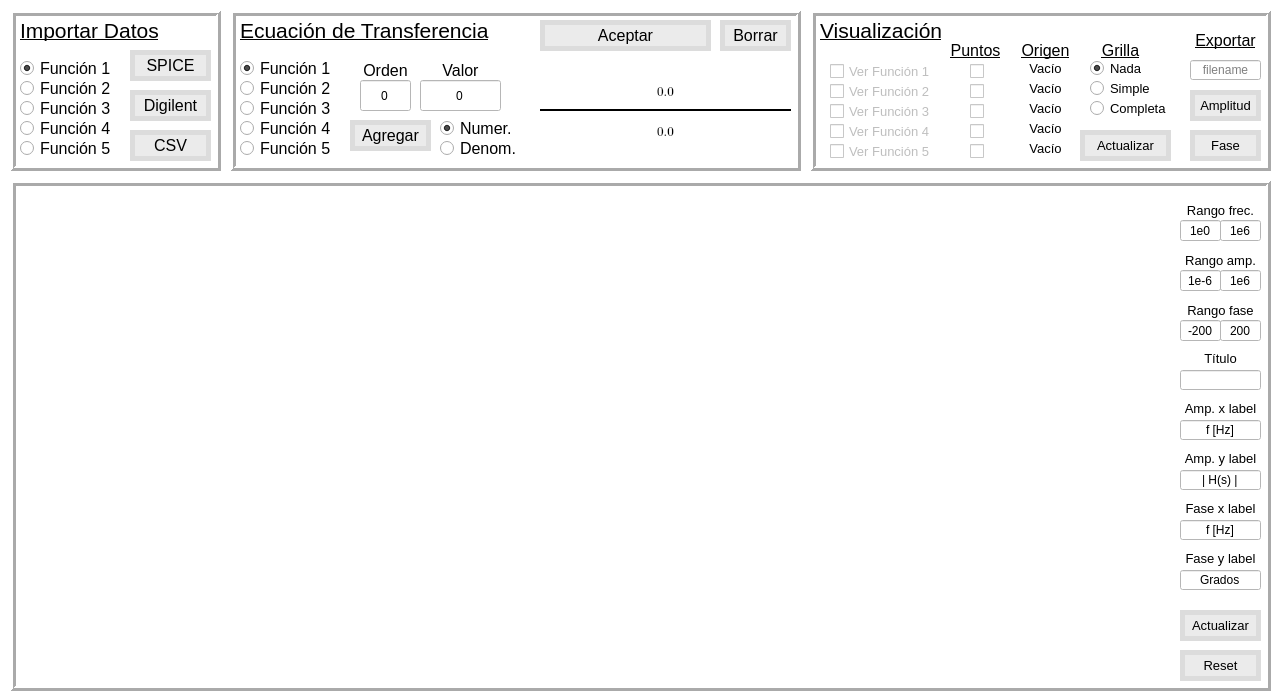
The window that ui/mainwindow.ui (pabgonzalez/Plot_Tool) describes before a commit, drawn with Qt 5.
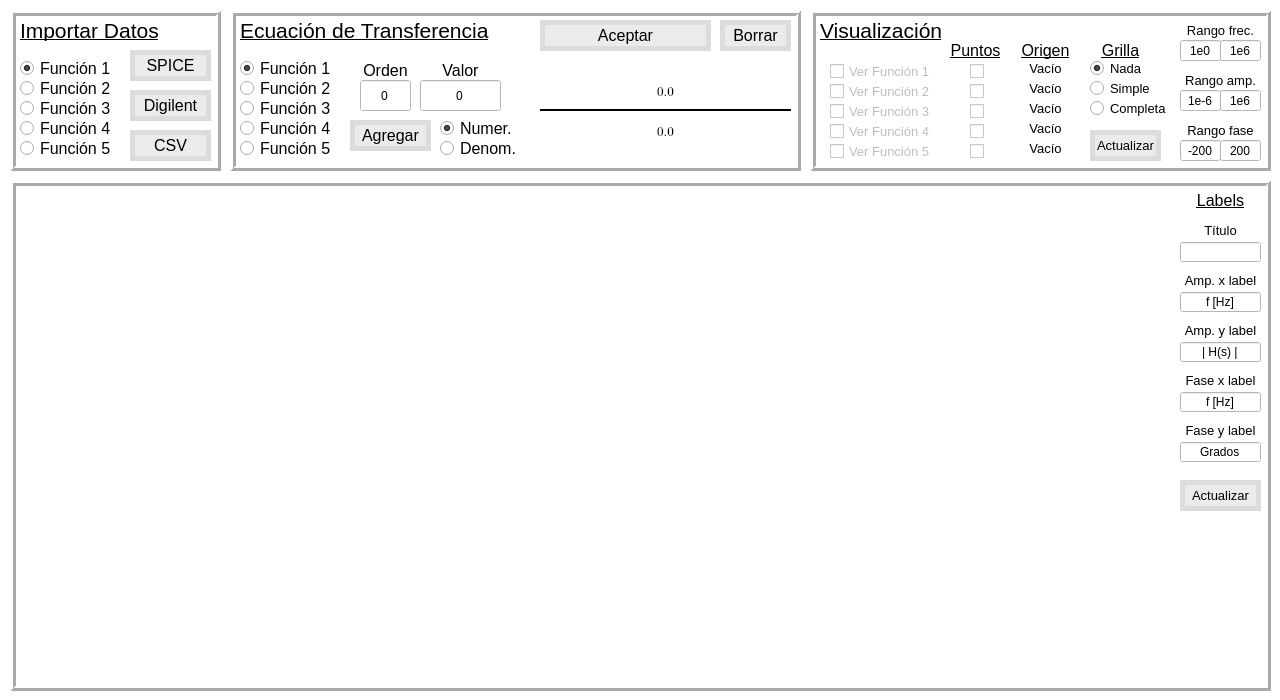
The same window after the commit.

Commit message: mejoras en la gui, ahora anda el toolbar

The edit to the form file:
```diff
--- a/ui/mainwindow.ui
+++ b/ui/mainwindow.ui
@@ -831,94 +831,6 @@
       <string>Visualización</string>
      </property>
     </widget>
-    <widget class="QPushButton" name="saveamp">
-     <property name="geometry">
-      <rect>
-       <x>380</x>
-       <y>80</y>
-       <width>71</width>
-       <height>31</height>
-      </rect>
-     </property>
-     <property name="font">
-      <font>
-       <pointsize>10</pointsize>
-      </font>
-     </property>
-     <property name="styleSheet">
-      <string notr="true">background-color: rgb(235, 235, 235);
- border-style: solid;
- border-width:5px;
- border-color: rgb(220, 220, 220);</string>
-     </property>
-     <property name="text">
-      <string>Amplitud</string>
-     </property>
-     <property name="autoDefault">
-      <bool>false</bool>
-     </property>
-     <property name="default">
-      <bool>false</bool>
-     </property>
-     <property name="flat">
-      <bool>false</bool>
-     </property>
-    </widget>
-    <widget class="QPushButton" name="savephase">
-     <property name="geometry">
-      <rect>
-       <x>380</x>
-       <y>120</y>
-       <width>71</width>
-       <height>31</height>
-      </rect>
-     </property>
-     <property name="font">
-      <font>
-       <pointsize>10</pointsize>
-      </font>
-     </property>
-     <property name="styleSheet">
-      <string notr="true">background-color: rgb(235, 235, 235);
- border-style: solid;
- border-width:5px;
- border-color: rgb(220, 220, 220);</string>
-     </property>
-     <property name="text">
-      <string>Fase</string>
-     </property>
-     <property name="autoDefault">
-      <bool>false</bool>
-     </property>
-     <property name="default">
-      <bool>false</bool>
-     </property>
-     <property name="flat">
-      <bool>false</bool>
-     </property>
-    </widget>
-    <widget class="QLabel" name="exportlabel">
-     <property name="geometry">
-      <rect>
-       <x>380</x>
-       <y>20</y>
-       <width>71</width>
-       <height>21</height>
-      </rect>
-     </property>
-     <property name="font">
-      <font>
-       <pointsize>12</pointsize>
-       <underline>true</underline>
-      </font>
-     </property>
-     <property name="text">
-      <string>Exportar</string>
-     </property>
-     <property name="alignment">
-      <set>Qt::AlignCenter</set>
-     </property>
-    </widget>
     <widget class="QCheckBox" name="checkf5">
      <property name="enabled">
       <bool>false</bool>
@@ -1281,28 +1193,6 @@
       <set>Qt::AlignCenter</set>
      </property>
     </widget>
-    <widget class="QLineEdit" name="filenameedit">
-     <property name="geometry">
-      <rect>
-       <x>380</x>
-       <y>50</y>
-       <width>71</width>
-       <height>20</height>
-      </rect>
-     </property>
-     <property name="inputMethodHints">
-      <set>Qt::ImhNone</set>
-     </property>
-     <property name="text">
-      <string/>
-     </property>
-     <property name="alignment">
-      <set>Qt::AlignCenter</set>
-     </property>
-     <property name="placeholderText">
-      <string>filename</string>
-     </property>
-    </widget>
     <widget class="QRadioButton" name="nogrid">
      <property name="geometry">
       <rect>
@@ -1388,9 +1278,9 @@
     <widget class="QPushButton" name="updatebtn1">
      <property name="geometry">
       <rect>
-       <x>270</x>
+       <x>280</x>
        <y>120</y>
-       <width>91</width>
+       <width>71</width>
        <height>31</height>
       </rect>
      </property>
@@ -1418,6 +1308,186 @@
       <bool>false</bool>
      </property>
     </widget>
+    <widget class="QLabel" name="axrangelabel">
+     <property name="geometry">
+      <rect>
+       <x>370</x>
+       <y>10</y>
+       <width>81</width>
+       <height>20</height>
+      </rect>
+     </property>
+     <property name="font">
+      <font>
+       <pointsize>10</pointsize>
+       <underline>false</underline>
+      </font>
+     </property>
+     <property name="text">
+      <string>Rango frec.</string>
+     </property>
+     <property name="alignment">
+      <set>Qt::AlignCenter</set>
+     </property>
+    </widget>
+    <widget class="QLineEdit" name="fymin">
+     <property name="geometry">
+      <rect>
+       <x>370</x>
+       <y>130</y>
+       <width>41</width>
+       <height>21</height>
+      </rect>
+     </property>
+     <property name="inputMethodHints">
+      <set>Qt::ImhFormattedNumbersOnly</set>
+     </property>
+     <property name="text">
+      <string>-200</string>
+     </property>
+     <property name="alignment">
+      <set>Qt::AlignCenter</set>
+     </property>
+    </widget>
+    <widget class="QLineEdit" name="aymin">
+     <property name="geometry">
+      <rect>
+       <x>370</x>
+       <y>80</y>
+       <width>41</width>
+       <height>21</height>
+      </rect>
+     </property>
+     <property name="inputMethodHints">
+      <set>Qt::ImhFormattedNumbersOnly</set>
+     </property>
+     <property name="text">
+      <string>1e-6</string>
+     </property>
+     <property name="alignment">
+      <set>Qt::AlignCenter</set>
+     </property>
+    </widget>
+    <widget class="QLineEdit" name="aymax">
+     <property name="geometry">
+      <rect>
+       <x>410</x>
+       <y>80</y>
+       <width>41</width>
+       <height>21</height>
+      </rect>
+     </property>
+     <property name="inputMethodHints">
+      <set>Qt::ImhFormattedNumbersOnly</set>
+     </property>
+     <property name="text">
+      <string>1e6</string>
+     </property>
+     <property name="alignment">
+      <set>Qt::AlignCenter</set>
+     </property>
+    </widget>
+    <widget class="QLineEdit" name="fymax">
+     <property name="geometry">
+      <rect>
+       <x>410</x>
+       <y>130</y>
+       <width>41</width>
+       <height>21</height>
+      </rect>
+     </property>
+     <property name="inputMethodHints">
+      <set>Qt::ImhFormattedNumbersOnly</set>
+     </property>
+     <property name="text">
+      <string>200</string>
+     </property>
+     <property name="alignment">
+      <set>Qt::AlignCenter</set>
+     </property>
+    </widget>
+    <widget class="QLineEdit" name="axmax">
+     <property name="geometry">
+      <rect>
+       <x>410</x>
+       <y>30</y>
+       <width>41</width>
+       <height>21</height>
+      </rect>
+     </property>
+     <property name="inputMethodHints">
+      <set>Qt::ImhFormattedNumbersOnly</set>
+     </property>
+     <property name="text">
+      <string>1e6</string>
+     </property>
+     <property name="alignment">
+      <set>Qt::AlignCenter</set>
+     </property>
+    </widget>
+    <widget class="QLabel" name="fyrangelabel">
+     <property name="geometry">
+      <rect>
+       <x>370</x>
+       <y>110</y>
+       <width>81</width>
+       <height>20</height>
+      </rect>
+     </property>
+     <property name="font">
+      <font>
+       <pointsize>10</pointsize>
+       <underline>false</underline>
+      </font>
+     </property>
+     <property name="text">
+      <string>Rango fase</string>
+     </property>
+     <property name="alignment">
+      <set>Qt::AlignCenter</set>
+     </property>
+    </widget>
+    <widget class="QLabel" name="ayrangelabel">
+     <property name="geometry">
+      <rect>
+       <x>370</x>
+       <y>60</y>
+       <width>81</width>
+       <height>20</height>
+      </rect>
+     </property>
+     <property name="font">
+      <font>
+       <pointsize>10</pointsize>
+       <underline>false</underline>
+      </font>
+     </property>
+     <property name="text">
+      <string>Rango amp.</string>
+     </property>
+     <property name="alignment">
+      <set>Qt::AlignCenter</set>
+     </property>
+    </widget>
+    <widget class="QLineEdit" name="axmin">
+     <property name="geometry">
+      <rect>
+       <x>370</x>
+       <y>30</y>
+       <width>41</width>
+       <height>21</height>
+      </rect>
+     </property>
+     <property name="inputMethodHints">
+      <set>Qt::ImhFormattedNumbersOnly</set>
+     </property>
+     <property name="text">
+      <string>1e0</string>
+     </property>
+     <property name="alignment">
+      <set>Qt::AlignCenter</set>
+     </property>
+    </widget>
    </widget>
    <widget class="QFrame" name="frameplot">
     <property name="geometry">
@@ -1455,52 +1525,11 @@
      <property name="lineWidth">
       <number>2</number>
      </property>
-     <widget class="QLabel" name="axrangelabel">
-      <property name="geometry">
-       <rect>
-        <x>10</x>
-        <y>10</y>
-        <width>81</width>
-        <height>20</height>
-       </rect>
-      </property>
-      <property name="font">
-       <font>
-        <pointsize>10</pointsize>
-        <underline>false</underline>
-       </font>
-      </property>
-      <property name="text">
-       <string>Rango frec.</string>
-      </property>
-      <property name="alignment">
-       <set>Qt::AlignCenter</set>
-      </property>
-     </widget>
-     <widget class="QLineEdit" name="axmin">
-      <property name="geometry">
-       <rect>
-        <x>10</x>
-        <y>30</y>
-        <width>41</width>
-        <height>21</height>
-       </rect>
-      </property>
-      <property name="inputMethodHints">
-       <set>Qt::ImhFormattedNumbersOnly</set>
-      </property>
-      <property name="text">
-       <string>1e0</string>
-      </property>
-      <property name="alignment">
-       <set>Qt::AlignCenter</set>
-      </property>
-     </widget>
      <widget class="QLineEdit" name="editaylabel">
       <property name="geometry">
        <rect>
         <x>10</x>
-        <y>280</y>
+        <y>152</y>
         <width>81</width>
         <height>20</height>
        </rect>
@@ -1516,7 +1545,7 @@
       <property name="geometry">
        <rect>
         <x>10</x>
-        <y>230</y>
+        <y>102</y>
         <width>81</width>
         <height>20</height>
        </rect>
@@ -1532,7 +1561,7 @@
       <property name="geometry">
        <rect>
         <x>10</x>
-        <y>308</y>
+        <y>180</y>
         <width>81</width>
         <height>20</height>
        </rect>
@@ -1554,7 +1583,7 @@
       <property name="geometry">
        <rect>
         <x>10</x>
-        <y>258</y>
+        <y>130</y>
         <width>81</width>
         <height>20</height>
        </rect>
@@ -1572,93 +1601,11 @@
        <set>Qt::AlignCenter</set>
       </property>
      </widget>
-     <widget class="QLineEdit" name="aymax">
-      <property name="geometry">
-       <rect>
-        <x>50</x>
-        <y>80</y>
-        <width>41</width>
-        <height>21</height>
-       </rect>
-      </property>
-      <property name="inputMethodHints">
-       <set>Qt::ImhFormattedNumbersOnly</set>
-      </property>
-      <property name="text">
-       <string>1e6</string>
-      </property>
-      <property name="alignment">
-       <set>Qt::AlignCenter</set>
-      </property>
-     </widget>
-     <widget class="QLabel" name="ayrangelabel">
-      <property name="geometry">
-       <rect>
-        <x>10</x>
-        <y>60</y>
-        <width>81</width>
-        <height>20</height>
-       </rect>
-      </property>
-      <property name="font">
-       <font>
-        <pointsize>10</pointsize>
-        <underline>false</underline>
-       </font>
-      </property>
-      <property name="text">
-       <string>Rango amp.</string>
-      </property>
-      <property name="alignment">
-       <set>Qt::AlignCenter</set>
-      </property>
-     </widget>
-     <widget class="QLabel" name="fyrangelabel">
-      <property name="geometry">
-       <rect>
-        <x>10</x>
-        <y>110</y>
-        <width>81</width>
-        <height>20</height>
-       </rect>
-      </property>
-      <property name="font">
-       <font>
-        <pointsize>10</pointsize>
-        <underline>false</underline>
-       </font>
-      </property>
-      <property name="text">
-       <string>Rango fase</string>
-      </property>
-      <property name="alignment">
-       <set>Qt::AlignCenter</set>
-      </property>
-     </widget>
-     <widget class="QLineEdit" name="fymax">
-      <property name="geometry">
-       <rect>
-        <x>50</x>
-        <y>130</y>
-        <width>41</width>
-        <height>21</height>
-       </rect>
-      </property>
-      <property name="inputMethodHints">
-       <set>Qt::ImhFormattedNumbersOnly</set>
-      </property>
-      <property name="text">
-       <string>200</string>
-      </property>
-      <property name="alignment">
-       <set>Qt::AlignCenter</set>
-      </property>
-     </widget>
      <widget class="QLabel" name="axlabel">
       <property name="geometry">
        <rect>
         <x>10</x>
-        <y>208</y>
+        <y>80</y>
         <width>81</width>
         <height>20</height>
        </rect>
@@ -1676,30 +1623,11 @@
        <set>Qt::AlignCenter</set>
       </property>
      </widget>
-     <widget class="QLineEdit" name="axmax">
-      <property name="geometry">
-       <rect>
-        <x>50</x>
-        <y>30</y>
-        <width>41</width>
-        <height>21</height>
-       </rect>
-      </property>
-      <property name="inputMethodHints">
-       <set>Qt::ImhFormattedNumbersOnly</set>
-      </property>
-      <property name="text">
-       <string>1e6</string>
-      </property>
-      <property name="alignment">
-       <set>Qt::AlignCenter</set>
-      </property>
-     </widget>
      <widget class="QLineEdit" name="editfylabel">
       <property name="geometry">
        <rect>
         <x>10</x>
-        <y>380</y>
+        <y>252</y>
         <width>81</width>
         <height>20</height>
        </rect>
@@ -1715,7 +1643,7 @@
       <property name="geometry">
        <rect>
         <x>10</x>
-        <y>330</y>
+        <y>202</y>
         <width>81</width>
         <height>20</height>
        </rect>
@@ -1727,49 +1655,11 @@
        <set>Qt::AlignCenter</set>
       </property>
      </widget>
-     <widget class="QLineEdit" name="fymin">
-      <property name="geometry">
-       <rect>
-        <x>10</x>
-        <y>130</y>
-        <width>41</width>
-        <height>21</height>
-       </rect>
-      </property>
-      <property name="inputMethodHints">
-       <set>Qt::ImhFormattedNumbersOnly</set>
-      </property>
-      <property name="text">
-       <string>-200</string>
-      </property>
-      <property name="alignment">
-       <set>Qt::AlignCenter</set>
-      </property>
-     </widget>
-     <widget class="QLineEdit" name="aymin">
-      <property name="geometry">
-       <rect>
-        <x>10</x>
-        <y>80</y>
-        <width>41</width>
-        <height>21</height>
-       </rect>
-      </property>
-      <property name="inputMethodHints">
-       <set>Qt::ImhFormattedNumbersOnly</set>
-      </property>
-      <property name="text">
-       <string>1e-6</string>
-      </property>
-      <property name="alignment">
-       <set>Qt::AlignCenter</set>
-      </property>
-     </widget>
      <widget class="QLabel" name="fylabel">
       <property name="geometry">
        <rect>
         <x>10</x>
-        <y>358</y>
+        <y>230</y>
         <width>81</width>
         <height>20</height>
        </rect>
@@ -1791,7 +1681,7 @@
       <property name="geometry">
        <rect>
         <x>10</x>
-        <y>158</y>
+        <y>30</y>
         <width>81</width>
         <height>20</height>
        </rect>
@@ -1813,7 +1703,7 @@
       <property name="geometry">
        <rect>
         <x>10</x>
-        <y>180</y>
+        <y>52</y>
         <width>81</width>
         <height>20</height>
        </rect>
@@ -1829,7 +1719,7 @@
       <property name="geometry">
        <rect>
         <x>10</x>
-        <y>420</y>
+        <y>290</y>
         <width>81</width>
         <height>31</height>
        </rect>
@@ -1858,37 +1748,26 @@
        <bool>false</bool>
       </property>
      </widget>
-     <widget class="QPushButton" name="resetview">
+     <widget class="QLabel" name="exportlabel_2">
       <property name="geometry">
        <rect>
         <x>10</x>
-        <y>460</y>
+        <y>0</y>
         <width>81</width>
-        <height>31</height>
+        <height>21</height>
        </rect>
       </property>
       <property name="font">
        <font>
-        <pointsize>10</pointsize>
+        <pointsize>12</pointsize>
+        <underline>true</underline>
        </font>
       </property>
-      <property name="styleSheet">
-       <string notr="true">background-color: rgb(235, 235, 235);
- border-style: solid;
- border-width:5px;
- border-color: rgb(220, 220, 220);</string>
-      </property>
       <property name="text">
-       <string>Reset</string>
+       <string>Labels</string>
       </property>
-      <property name="autoDefault">
-       <bool>false</bool>
-      </property>
-      <property name="default">
-       <bool>false</bool>
-      </property>
-      <property name="flat">
-       <bool>false</bool>
+      <property name="alignment">
+       <set>Qt::AlignCenter</set>
       </property>
      </widget>
     </widget>
```
The commit also changes 2 other files.
